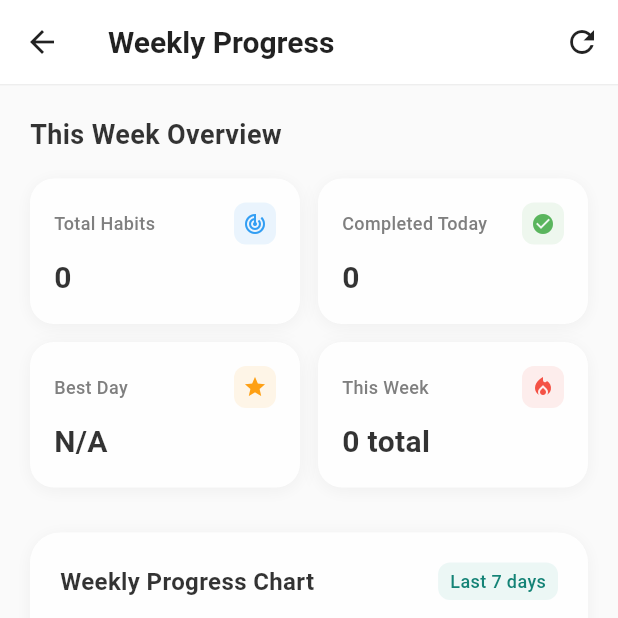
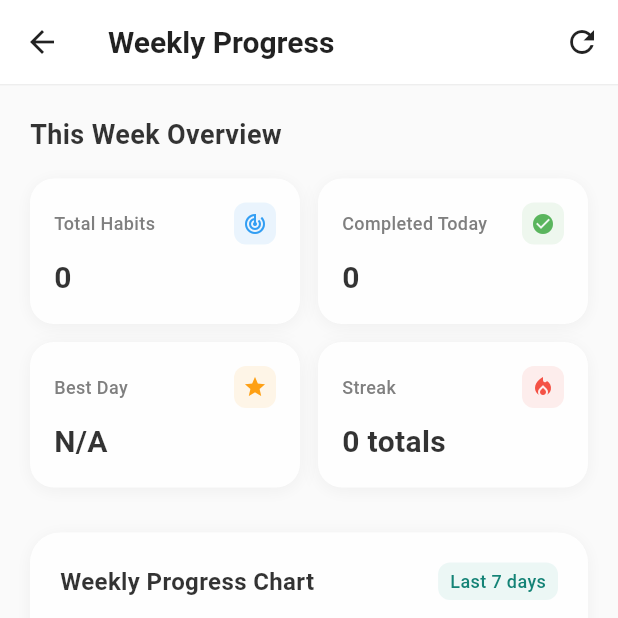
Before and after one commit to JohnObama24/Habitsez, a Flutter app: the ProgressPage screen opened directly, on a phone screen of 412 x 824 dp, the top half of it. Run offline on Flutter 3.47's test engine with Material 3 defaults, Android fonts, the light colour scheme and no system bars; our stand-ins replace fl_chart, flutter_local_notifications, hive, hive_flutter, shimmer, timezone; accounts and stored records are empty.

Commit message:
feat: streak

```diff
--- a/lib/providers/habit_provider.dart
+++ b/lib/providers/habit_provider.dart
@@ -13,6 +13,31 @@ class HabitProvider extends ChangeNotifier {
     _habits.add(Habit(name: name));
     notifyListeners();
   }
+
+  int get GetCurrentStreak {
+    final today = DateTime.now();
+    int streak = 0;
+
+    DateTime dateToCek = DateTime(today.year, today.month, today.day);
+
+    while (true) {
+      bool found = _habits.any((habit) {
+        return habit.completionDates.any((date) {
+          final d = DateTime(date.year, date.month, date.day);
+          return d == dateToCek;
+        });
+      });
+
+      if (found) {
+        streak++;
+        dateToCek = dateToCek.subtract(const Duration(days: 1));
+      }else {
+        break;
+      }
+    }
+      return streak;
+  }
+
 
   void toogleHabit(Habit habit) {
     habit.isCompleted = !habit.isCompleted;
--- a/lib/screens/progress_page.dart
+++ b/lib/screens/progress_page.dart
@@ -3,6 +3,8 @@ import 'package:flutter/material.dart';
 import 'package:hive_flutter/hive_flutter.dart';
 import 'package:shimmer/shimmer.dart';
 import '../models/habit.dart';
+import 'package:habitsez/providers/habit_provider.dart';
+import 'package:provider/provider.dart';
 
 class ProgressPage extends StatefulWidget {
   const ProgressPage({super.key});
@@ -117,6 +119,8 @@ class _ProgressPageState extends State<ProgressPage>
 
   @override
   Widget build(BuildContext context) {
+
+
     return Scaffold(
       backgroundColor: Colors.grey[50],
       appBar: AppBar(
@@ -305,6 +309,7 @@ class _ProgressPageState extends State<ProgressPage>
     final weeklySummary = _calculateWeeklySummary();
     final box = Hive.box<Habit>('habits');
     final habits = box.values.toList();
+    final streak = Provider.of<HabitProvider>(context).GetCurrentStreak;
 
     return FadeTransition(
       opacity: _fadeAnimation,
@@ -368,8 +373,8 @@ class _ProgressPageState extends State<ProgressPage>
                   const SizedBox(width: 12),
                   Expanded(
                     child: _buildStatCard(
-                      'This Week',
-                      '${weeklySummary.values.reduce((a, b) => a + b).toInt()} total',
+                      'Streak',
+                      '$streak totals',
                       Icons.local_fire_department,
                       Colors.red,
                     ),
```
